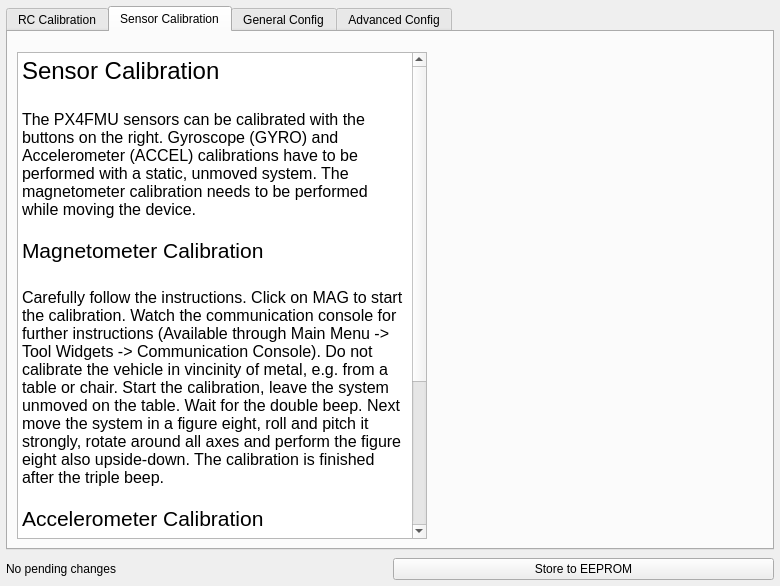
Above: src/ui/QGCVehicleConfig.ui from mavlink/qgroundcontrol before the change. Below: the same form after it.
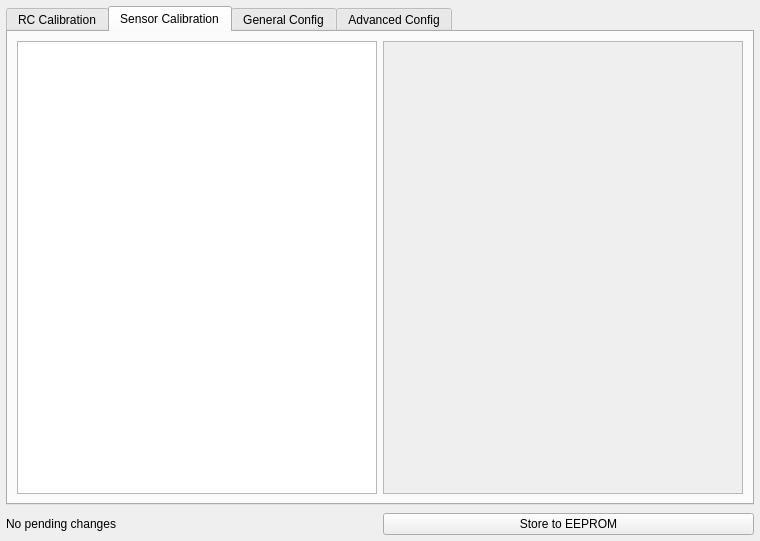
That is the form after the change. The open tabs and pages were chosen to show the change. Icons and pictures are not drawn.

Commit message: More changes to the config system, addition of more calibration preferences Variable calibration procedure text based on the autopilot, stored in files/%autopilot%/general/calibration/description.txt. Added a new QGCTextLabel type for QGW files, which can display MAV text or hardcoded text. Added tabular configuration screens based on folder structure inside the files/autopilot/airframe folders

The edit to the form file:
```diff
--- a/src/ui/QGCVehicleConfig.ui
+++ b/src/ui/QGCVehicleConfig.ui
@@ -6,8 +6,8 @@
    <rect>
     <x>0</x>
     <y>0</y>
-    <width>780</width>
-    <height>586</height>
+    <width>760</width>
+    <height>541</height>
    </rect>
   </property>
   <property name="windowTitle">
@@ -725,50 +725,47 @@
       <attribute name="title">
        <string>Sensor Calibration</string>
       </attribute>
-      <layout class="QGridLayout" name="gridLayout_6" columnstretch="55,45">
-       <property name="topMargin">
-        <number>20</number>
-       </property>
-       <item row="0" column="1">
-        <layout class="QVBoxLayout" name="sensorLayout"/>
-       </item>
-       <item row="1" column="1">
-        <spacer name="verticalSpacer_8">
-         <property name="orientation">
-          <enum>Qt::Vertical</enum>
-         </property>
-         <property name="sizeHint" stdset="0">
-          <size>
-           <width>20</width>
-           <height>40</height>
-          </size>
-         </property>
-        </spacer>
-       </item>
-       <item row="0" column="0" rowspan="2">
-        <widget class="QTextBrowser" name="sensorTips">
-         <property name="html">
-          <string>&lt;!DOCTYPE HTML PUBLIC &quot;-//W3C//DTD HTML 4.0//EN&quot; &quot;http://www.w3.org/TR/REC-html40/strict.dtd&quot;&gt;
+      <layout class="QHBoxLayout" name="horizontalLayout_9">
+       <item>
+        <layout class="QHBoxLayout" name="horizontalLayout_8">
+         <item>
+          <widget class="QTextBrowser" name="sensorTips">
+           <property name="html">
+            <string>&lt;!DOCTYPE HTML PUBLIC &quot;-//W3C//DTD HTML 4.0//EN&quot; &quot;http://www.w3.org/TR/REC-html40/strict.dtd&quot;&gt;
 &lt;html&gt;&lt;head&gt;&lt;meta name=&quot;qrichtext&quot; content=&quot;1&quot; /&gt;&lt;style type=&quot;text/css&quot;&gt;
 p, li { white-space: pre-wrap; }
 &lt;/style&gt;&lt;/head&gt;&lt;body style=&quot; font-family:'MS Shell Dlg 2'; font-size:8.25pt; font-weight:400; font-style:normal;&quot;&gt;
-&lt;p style=&quot; margin-top:0px; margin-bottom:0px; margin-left:0px; margin-right:0px; -qt-block-indent:0; text-indent:0px;&quot;&gt;&lt;span style=&quot; font-family:'Lucida Grande'; font-size:18pt;&quot;&gt;Sensor Calibration&lt;/span&gt;&lt;/p&gt;
-&lt;p style=&quot;-qt-paragraph-type:empty; margin-top:0px; margin-bottom:0px; margin-left:0px; margin-right:0px; -qt-block-indent:0; text-indent:0px; font-family:'Lucida Grande'; font-size:16pt;&quot;&gt;&lt;br /&gt;&lt;/p&gt;
-&lt;p style=&quot; margin-top:0px; margin-bottom:0px; margin-left:0px; margin-right:0px; -qt-block-indent:0; text-indent:0px;&quot;&gt;&lt;span style=&quot; font-family:'Lucida Grande'; font-size:12pt;&quot;&gt;The PX4FMU sensors can be calibrated with the buttons on the right. Gyroscope (GYRO) and Accelerometer (ACCEL) calibrations have to be performed with a static, unmoved system. The magnetometer calibration needs to be performed while moving the device.&lt;/span&gt;&lt;/p&gt;
-&lt;p style=&quot;-qt-paragraph-type:empty; margin-top:0px; margin-bottom:0px; margin-left:0px; margin-right:0px; -qt-block-indent:0; text-indent:0px; font-family:'Lucida Grande'; font-size:12pt;&quot;&gt;&lt;br /&gt;&lt;/p&gt;
-&lt;p style=&quot; margin-top:0px; margin-bottom:0px; margin-left:0px; margin-right:0px; -qt-block-indent:0; text-indent:0px;&quot;&gt;&lt;span style=&quot; font-family:'Lucida Grande'; font-size:16pt;&quot;&gt;Magnetometer Calibration&lt;/span&gt;&lt;/p&gt;
-&lt;p style=&quot;-qt-paragraph-type:empty; margin-top:0px; margin-bottom:0px; margin-left:0px; margin-right:0px; -qt-block-indent:0; text-indent:0px; font-family:'Lucida Grande'; font-size:16pt;&quot;&gt;&lt;br /&gt;&lt;/p&gt;
-&lt;p style=&quot; margin-top:0px; margin-bottom:0px; margin-left:0px; margin-right:0px; -qt-block-indent:0; text-indent:0px;&quot;&gt;&lt;span style=&quot; font-family:'Lucida Grande'; font-size:12pt;&quot;&gt;Carefully follow the instructions. Click on MAG to start the calibration. Watch the communication console for further instructions (Available through Main Menu -&amp;gt; Tool Widgets -&amp;gt; Communication Console). Do not calibrate the vehicle in vincinity of metal, e.g. from a table or chair. Start the calibration, leave the system unmoved on the table. Wait for the double beep. Next move the system in a figure eight, roll and pitch it strongly, rotate around all axes and perform the figure eight also upside-down. The calibration is finished after the triple beep.&lt;/span&gt;&lt;/p&gt;
-&lt;p style=&quot;-qt-paragraph-type:empty; margin-top:0px; margin-bottom:0px; margin-left:0px; margin-right:0px; -qt-block-indent:0; text-indent:0px; font-family:'Lucida Grande'; font-size:12pt;&quot;&gt;&lt;br /&gt;&lt;/p&gt;
-&lt;p style=&quot; margin-top:0px; margin-bottom:0px; margin-left:0px; margin-right:0px; -qt-block-indent:0; text-indent:0px;&quot;&gt;&lt;span style=&quot; font-family:'Lucida Grande'; font-size:16pt;&quot;&gt;Accelerometer Calibration&lt;/span&gt;&lt;/p&gt;
-&lt;p style=&quot;-qt-paragraph-type:empty; margin-top:0px; margin-bottom:0px; margin-left:0px; margin-right:0px; -qt-block-indent:0; text-indent:0px; font-family:'Lucida Grande'; font-size:16pt;&quot;&gt;&lt;br /&gt;&lt;/p&gt;
-&lt;p style=&quot; margin-top:0px; margin-bottom:0px; margin-left:0px; margin-right:0px; -qt-block-indent:0; text-indent:0px;&quot;&gt;&lt;span style=&quot; font-family:'Lucida Grande'; font-size:12pt;&quot;&gt;Put the system on an absolutely level surface and press ACCEL, wait for the the triple beep. Do not move the system. If no flat surface is available, rather not calibrate the system.&lt;/span&gt;&lt;/p&gt;
-&lt;p style=&quot;-qt-paragraph-type:empty; margin-top:0px; margin-bottom:0px; margin-left:0px; margin-right:0px; -qt-block-indent:0; text-indent:0px; font-family:'Lucida Grande'; font-size:12pt;&quot;&gt;&lt;br /&gt;&lt;/p&gt;
-&lt;p style=&quot; margin-top:0px; margin-bottom:0px; margin-left:0px; margin-right:0px; -qt-block-indent:0; text-indent:0px;&quot;&gt;&lt;span style=&quot; font-family:'Lucida Grande'; font-size:16pt;&quot;&gt;Gyroscope Calibration&lt;/span&gt;&lt;/p&gt;
-&lt;p style=&quot;-qt-paragraph-type:empty; margin-top:0px; margin-bottom:0px; margin-left:0px; margin-right:0px; -qt-block-indent:0; text-indent:0px; font-family:'Lucida Grande'; font-size:16pt;&quot;&gt;&lt;br /&gt;&lt;/p&gt;
-&lt;p style=&quot; margin-top:0px; margin-bottom:0px; margin-left:0px; margin-right:0px; -qt-block-indent:0; text-indent:0px;&quot;&gt;&lt;span style=&quot; font-family:'Lucida Grande'; font-size:12pt;&quot;&gt;The orientation is not important for this calibration, but do not move the system until the triple beep or the matching text message in the console.&lt;/span&gt;&lt;/p&gt;&lt;/body&gt;&lt;/html&gt;</string>
-         </property>
-        </widget>
+&lt;p style=&quot;-qt-paragraph-type:empty; margin-top:0px; margin-bottom:0px; margin-left:0px; margin-right:0px; -qt-block-indent:0; text-indent:0px;&quot;&gt;&lt;br /&gt;&lt;/p&gt;&lt;/body&gt;&lt;/html&gt;</string>
+           </property>
+          </widget>
+         </item>
+         <item>
+          <layout class="QVBoxLayout" name="verticalLayout_9" stretch="0">
+           <item>
+            <widget class="QScrollArea" name="scrollArea_3">
+             <property name="widgetResizable">
+              <bool>true</bool>
+             </property>
+             <widget class="QWidget" name="scrollAreaWidgetContents_7">
+              <property name="geometry">
+               <rect>
+                <x>0</x>
+                <y>0</y>
+                <width>354</width>
+                <height>448</height>
+               </rect>
+              </property>
+              <layout class="QVBoxLayout" name="verticalLayout_10">
+               <item>
+                <layout class="QVBoxLayout" name="sensorLayout"/>
+               </item>
+              </layout>
+             </widget>
+            </widget>
+           </item>
+          </layout>
+         </item>
+        </layout>
        </item>
       </layout>
      </widget>
```
Left out of the diff: 16 changed lines with no effect on the pictures. The commit also changes 33 other files.
